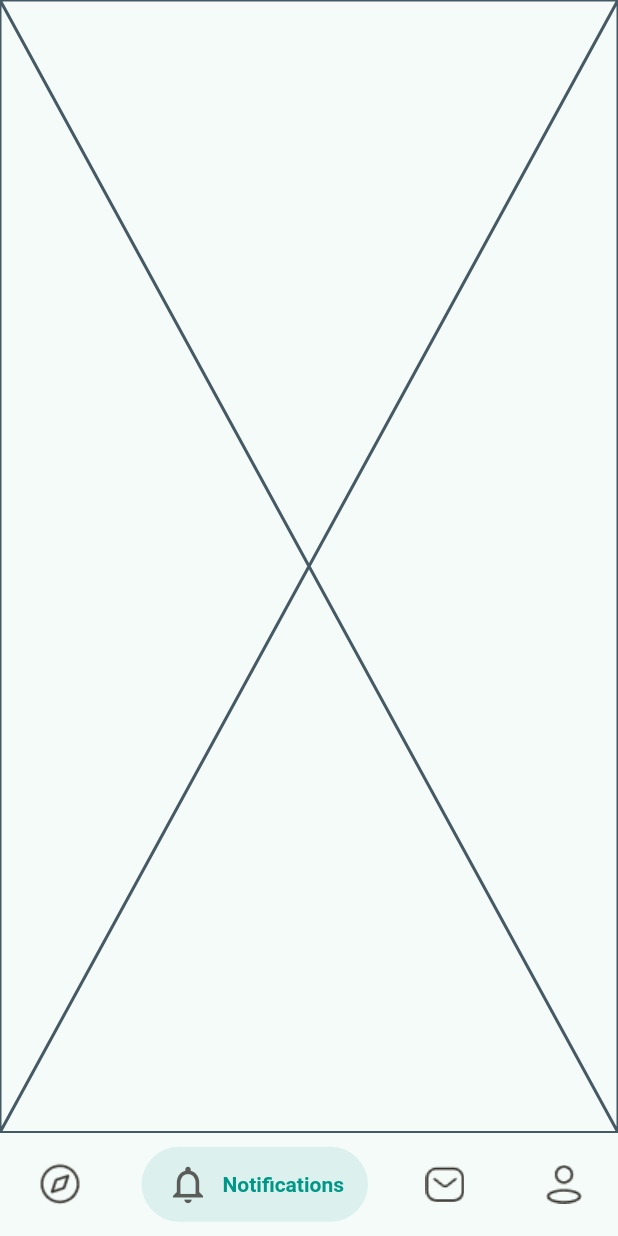
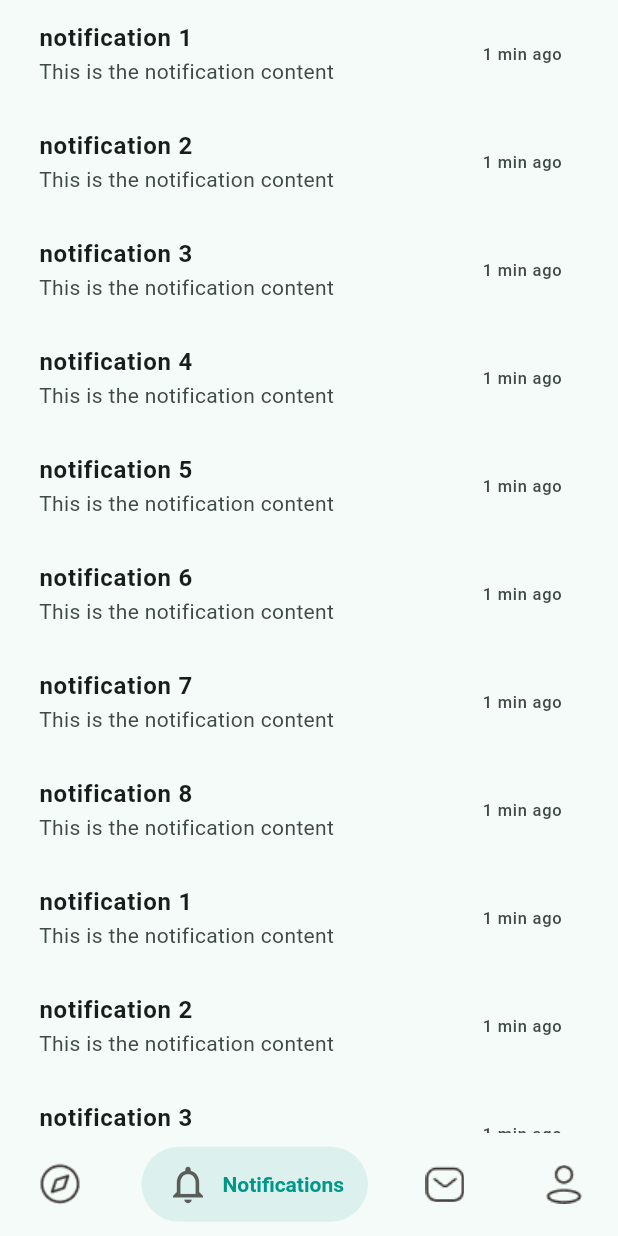
Before and after one commit to Zouuabi/pfa, a Flutter app: the NavigationPage screen opened by its route, swiped to page 2, on a phone screen of 412 x 824 dp. Run offline on Flutter 3.47's test engine with Material 3 defaults, Android fonts, the phone set to English and light mode, and no system bars; drawn by our look-alikes of salomon_bottom_bar; our stand-ins replace device_preview, timeline_tile.

Commit message:
#Zouabi notfications feature added [0]

```diff
--- /dev/null
+++ b/api/data/models/project.dart
@@ -0,0 +1,4 @@
+import 'package:json_annotation/json_annotation.dart';
+
+@JsonSerializable()
+class Projectz {}
--- a/api/data/models/user.dart
+++ b/api/data/models/user.dart
@@ -23,7 +23,7 @@ class User {
 
   // serialisation
   factory User.fromJson(Map<String, dynamic> json) => User(
-      id: json["id"],
+      id: json['id'],
       gender: json['gender'],
       interests: json['interests'],
       birthDay: json['birthDay'],
--- a/api/data/repositories/user/user_repository_impl.dart
+++ b/api/data/repositories/user/user_repository_impl.dart
@@ -72,8 +72,7 @@ class UserRepositoryImpl implements UserRepository {
     if (connection != null) {
       final Map<String, dynamic>? result;
       try {
-        result =
-            await connection.collection('user').findOne({'email': email});
+        result = await connection.collection('user').findOne({'email': email});
       } catch (_) {
         return Left(Failure(
             status: HttpStatus.internalServerError,
--- a/api/pubspec.yaml
+++ b/api/pubspec.yaml
@@ -11,8 +11,11 @@ dependencies:
   dart_frog_auth: ^1.1.0
   dart_jsonwebtoken: ^2.13.0
   dartz: ^0.10.1
+  json_annotation: ^4.8.1
   mongo_dart: ^0.10.1
+  # very_good_analysis: ^5.1.0
 
 dev_dependencies:
+  build_runner: ^2.4.9
   mocktail: ^1.0.0
   test: ^1.19.2
--- a/api/routes/api/v1/login/index.dart
+++ b/api/routes/api/v1/login/index.dart
@@ -20,7 +20,7 @@ FutureOr<Response> _onPost(RequestContext context) async {
   final Map<String, dynamic> body;
 
   try {
-    body = await context.request.json();
+    body = await context.request.json() as Map<String, dynamic>;
   } catch (_) {
     return Response(statusCode: HttpStatus.badRequest);
   }
--- a/mobile/lib/presentation/navigation/navigation_page.dart
+++ b/mobile/lib/presentation/navigation/navigation_page.dart
@@ -14,8 +14,8 @@ class NavigationPage extends StatefulWidget {
 }
 
 class _NavigationPageState extends State<NavigationPage> {
-  int currentIndex = 0;
-  PageController controller = PageController(initialPage: 0);
+  int currentIndex = 1;
+  PageController controller = PageController(initialPage: 1);
   @override
   Widget build(BuildContext context) {
     return Scaffold(
--- a/mobile/lib/presentation/notifications/notification_page.dart
+++ b/mobile/lib/presentation/notifications/notification_page.dart
@@ -1,10 +1,76 @@
 import 'package:flutter/material.dart';
+import 'package:mobile/presentation/shared/profile_picture.dart';
 
-class NotificationPage extends StatelessWidget {
+class NotificationPage extends StatefulWidget {
   const NotificationPage({super.key});
 
   @override
+  State<NotificationPage> createState() => _NotificationPageState();
+}
+
+class _NotificationPageState extends State<NotificationPage> {
+  bool isLoading = false;
+  List<String> notifications = [];
+
+  void fetchNotifications() async {
+    setState(() {
+      isLoading = true;
+    });
+    await Future.delayed(const Duration(seconds: 2), () {
+      setState(() {
+        notifications = [
+          'notification 1',
+          'notification 2',
+          'notification 3',
+          'notification 4',
+          'notification 5',
+          'notification 6',
+          'notification 7',
+          'notification 8',
+          'notification 1',
+          'notification 2',
+          'notification 3',
+          'notification 4',
+          'notification 5',
+          'notification 6',
+          'notification 7',
+          'notification 8',
+        ];
+      });
+    });
+
+    setState(() {
+      isLoading = false;
+    });
+  }
+
+  @override
+  void initState() {
+    fetchNotifications();
+    super.initState();
+  }
+
+  @override
   Widget build(BuildContext context) {
-    return const Placeholder();
+    return isLoading
+        ? const Center(
+            child: CircularProgressIndicator(),
+          )
+        : Padding(
+            padding: const EdgeInsets.symmetric(horizontal: 10),
+            child: ListView.builder(
+              itemCount: notifications.length,
+              itemBuilder: (context, index) {
+                return ListTile(
+                  title: Text(
+                    notifications[index],
+                    style: const TextStyle(fontWeight: FontWeight.bold),
+                  ),
+                  subtitle: const Text('This is the notification content'),
+                  trailing: const Text('1 min ago '),
+                );
+              },
+            ),
+          );
   }
 }
--- a/mobile/lib/presentation/profile/widgets/profile_header.dart
+++ b/mobile/lib/presentation/profile/widgets/profile_header.dart
@@ -43,7 +43,7 @@ class ProfileHeader extends StatelessWidget {
           ],
         ),
         Text(
-          'Lina mahboult Safwen',
+          'Lina Memya',
           style: Theme.of(context)
               .textTheme
               .titleLarge!
```
Also changed, not shown: api/data/repositories/project/project_repository.dart (+11 -3 lines), api/data/repositories/project/project_repository_impl.dart (+18 -6 lines), api/routes/api/v1/register/index.dart (+5 -4 lines), mobile/lib/presentation/feed/pages/project_details.page.dart (+41 -1 lines), mobile/lib/presentation/feed/widgets/project.dart (+1 -37 lines).
